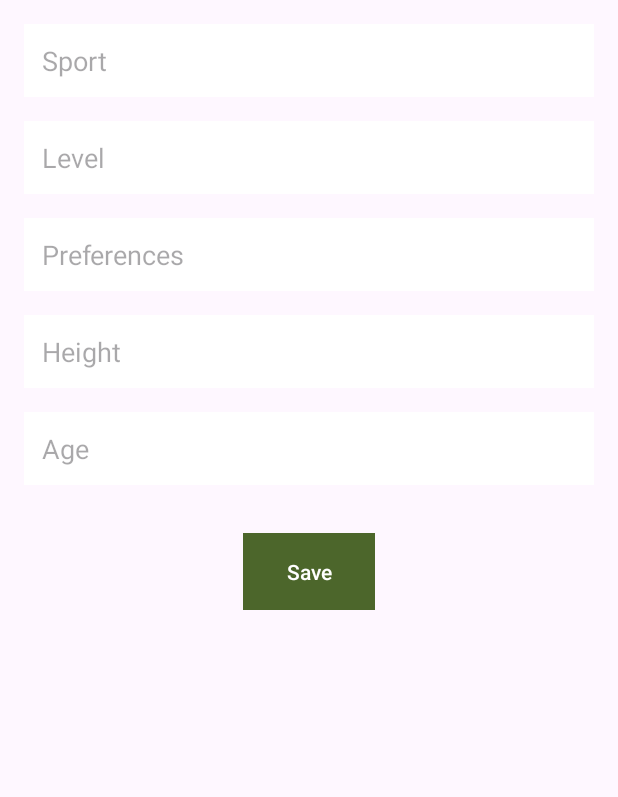
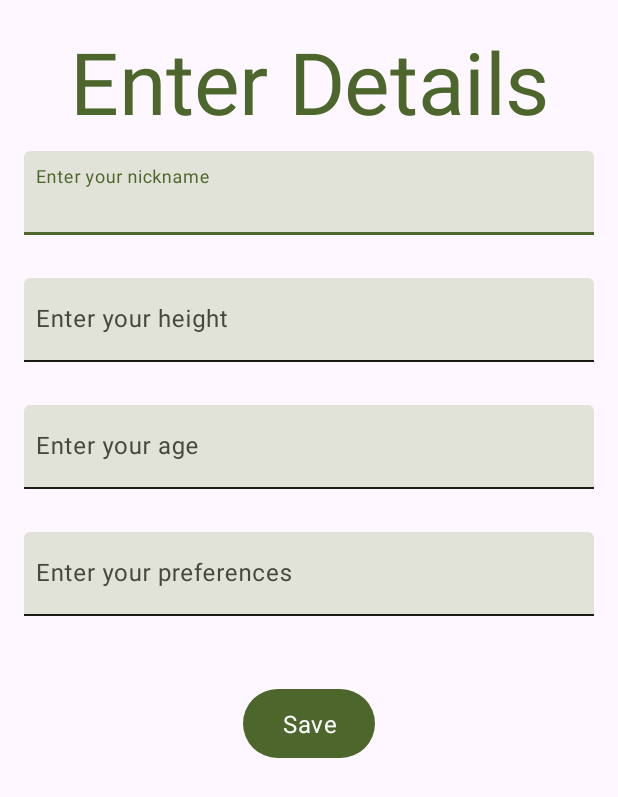
Before and after one commit to iyarlevi/PlayShare, an Android app: the SettingsActivity screen opened directly, with no data from a screen before it, on a phone screen of 412 x 824 dp. Shown: the top 797 px of the screen. Run offline under Robolectric (Android 15) with nearby library versions, the phone set to English and light mode, and no system bars; our stand-ins replace Firebase (no records; nobody signed in at launch, a user with empty details on screens opened directly).

Commit message:
creating functionality for saving user's settings and fix bug in creating game section

```diff
--- a/app/src/main/java/com/example/playshare/Components/ProgressDialog.java
+++ b/app/src/main/java/com/example/playshare/Components/ProgressDialog.java
@@ -7,17 +7,23 @@ import android.view.Window;
 import android.view.WindowManager;
 import android.widget.TextView;
 
+import androidx.annotation.ColorRes;
+
 import com.example.playshare.R;
 
 public class ProgressDialog extends Dialog {
     private final TextView progressText;
 
     public ProgressDialog(Context context) {
+        this(context, R.color.colorPrimary);
+    }
+
+    public ProgressDialog(Context context, @ColorRes int backgroundColor) {
         super(context);
         requestWindowFeature(Window.FEATURE_NO_TITLE);
         setContentView(R.layout.progress_dialog);
         if (getWindow() != null) {
-            getWindow().setBackgroundDrawable(new ColorDrawable(context.getColor(R.color.colorPrimary)));
+            getWindow().setBackgroundDrawable(new ColorDrawable(context.getColor(backgroundColor)));
             getWindow().setLayout(WindowManager.LayoutParams.MATCH_PARENT, WindowManager.LayoutParams.MATCH_PARENT);
         }
 
--- a/app/src/main/java/com/example/playshare/Data/Enums/GameLayoutEnum.java
+++ b/app/src/main/java/com/example/playshare/Data/Enums/GameLayoutEnum.java
@@ -15,4 +15,10 @@ public enum GameLayoutEnum {
     public String getTitle() {
         return _title;
     }
+
+    public static GameLayoutEnum getEnum(String value) {
+        for (GameLayoutEnum v : values())
+            if (v.getTitle().equalsIgnoreCase(value)) return v;
+        throw new IllegalArgumentException();
+    }
 }
--- a/app/src/main/java/com/example/playshare/MapActivity.java
+++ b/app/src/main/java/com/example/playshare/MapActivity.java
@@ -194,7 +194,6 @@ public class MapActivity extends FragmentActivity implements
             intent.putExtra("lat", latLng.latitude);
             intent.putExtra("lng", latLng.longitude);
             startActivity(intent);
-            finish();
         });
         builder.setNegativeButton("No", (dialog, which) -> {
             dialog.dismiss();
--- a/app/src/main/java/com/example/playshare/SettingsActivity.java
+++ b/app/src/main/java/com/example/playshare/SettingsActivity.java
@@ -1,66 +1,129 @@
 package com.example.playshare;
 
-import android.content.SharedPreferences;
+import android.content.Intent;
 import android.os.Bundle;
+import android.util.Log;
 import android.widget.Button;
 import android.widget.EditText;
+import android.widget.Toast;
 
 import androidx.appcompat.app.AppCompatActivity;
 
+import com.example.playshare.Components.ProgressDialog;
+import com.example.playshare.Connectors.FireStoreConnector;
+import com.example.playshare.Connectors.FirebaseConnector;
+import com.example.playshare.Data.Enums.CollectionsEnum;
+import com.example.playshare.Data.Models.UserModel;
+
+import java.util.ArrayList;
+import java.util.Arrays;
+
 public class SettingsActivity extends AppCompatActivity {
 
-    private EditText sportEditText, levelEditText, preferencesEditText;
-    private EditText heightEditText, ageEditText;
-    private Button saveButton;
+    private EditText heightEditText, ageEditText, nicknameEditText;
+    private EditText preferencesEditText;
+    private ProgressDialog progressDialog;
+    private final FireStoreConnector database = FireStoreConnector.getInstance();
 
     @Override
     protected void onCreate(Bundle savedInstanceState) {
         super.onCreate(savedInstanceState);
         setContentView(R.layout.activity_settings);
+        progressDialog = new ProgressDialog(this);
+        progressDialog.show();
 
-        sportEditText = findViewById(R.id.sportEditText);
-        levelEditText = findViewById(R.id.levelEditText);
+        nicknameEditText = findViewById(R.id.nicknameEditText);
         preferencesEditText = findViewById(R.id.preferencesEditText);
         heightEditText = findViewById(R.id.heightEditText);
         ageEditText = findViewById(R.id.ageEditText);
-        saveButton = findViewById(R.id.saveButton);
+        Button saveButton = findViewById(R.id.saveButton);
 
         // Load saved settings if needed
         loadSavedSettings();
 
         saveButton.setOnClickListener(v -> saveSettings());
+
     }
 
     private void loadSavedSettings() {
-        SharedPreferences preferences = getSharedPreferences("user_settings", MODE_PRIVATE);
-        String sport = preferences.getString("sport", "");
-        String level = preferences.getString("level", "");
-        String preferencesText = preferences.getString("preferences", "");
-        String height = preferences.getString("height", "");
-        String age = preferences.getString("age", "");
+        database.getDocument(
+                CollectionsEnum.USERS.getCollectionName(),
+                FirebaseConnector.getCurrentUser().getUid(),
+                document -> {
+                    Object objectHolder = document.get("nickname");
+                    String nickname = (objectHolder != null) ? objectHolder.toString() : "";
+                    nicknameEditText.setText(nickname);
 
-        sportEditText.setText(sport);
-        levelEditText.setText(level);
-        preferencesEditText.setText(preferencesText);
-        heightEditText.setText(height);
-        ageEditText.setText(age);
+                    objectHolder = document.get("preferences");
+                    String preferences = (objectHolder != null) ? objectHolder.toString() : "";
+                    preferencesEditText.setText(preferences);
+
+                    objectHolder = document.get("height");
+                    String height = (objectHolder != null) ? objectHolder.toString() : "";
+                    heightEditText.setText(height);
+
+                    objectHolder = document.get("age");
+                    String age = (objectHolder != null) ? objectHolder.toString() : "";
+                    ageEditText.setText(age);
+
+                    progressDialog.dismiss();
+                },
+                e -> {
+                    progressDialog.dismiss();
+                    Toast.makeText(this, "Failed to load previous settings", Toast.LENGTH_SHORT).show();
+                }
+        );
     }
 
     private void saveSettings() {
-        String sport = sportEditText.getText().toString().trim();
-        String level = levelEditText.getText().toString().trim();
-        String preferencesText = preferencesEditText.getText().toString().trim();
-        String height = heightEditText.getText().toString().trim();
-        String age = ageEditText.getText().toString().trim();
+        if (nicknameEditText.getText().toString().isEmpty()) {
+            nicknameEditText.setError("Nickname is required");
+            Toast.makeText(this, "Please enter nickname", Toast.LENGTH_SHORT).show();
+            return;
+        }
+        progressDialog.show();
 
-        SharedPreferences.Editor editor = getSharedPreferences("user_settings", MODE_PRIVATE).edit();
-        editor.putString("sport", sport);
-        editor.putString("level", level);
-        editor.putString("preferences", preferencesText);
-        editor.putString("height", height);
-        editor.putString("age", age);
-        editor.apply();
+        // extract user data from the form
+        int age = (ageEditText.getText().toString().isEmpty()) ? -1 : Integer.parseInt(ageEditText.getText().toString());
+        if (age > 120) {
+            age = -1;
+        }
 
-        finish();
+        double height = (heightEditText.getText().toString().isEmpty()) ? -1 : Double.parseDouble(heightEditText.getText().toString());
+        if (height > 3) {
+            height = -1;
+        }
+
+        ArrayList<String> preferences;
+        if (preferencesEditText.getText().toString().isEmpty()) {
+            preferences = null;
+        } else {
+            preferences = new ArrayList<>(Arrays.asList(preferencesEditText.getText().toString().split(",")));
+        }
+
+        UserModel user = new UserModel(
+                age,
+                height,
+                nicknameEditText.getText().toString(),
+                null,
+                preferences
+        );
+
+        database.addDocumentWithCustomId(
+                CollectionsEnum.USERS.getCollectionName(),
+                FirebaseConnector.getCurrentUser().getUid(),
+                user.MappingForFirebase(),
+                aVoid -> {
+                    progressDialog.dismiss();
+                    Intent intent = new Intent(this, MainActivity.class);
+                    startActivity(intent);
+                    finish();
+                },
+                e -> {
+                    progressDialog.dismiss();
+                    Toast.makeText(this, "Failed to save settings", Toast.LENGTH_SHORT).show();
+                    Log.d("SettingsActivity", ">>> saveSettings: " + e.getMessage());
+                }
+        );
     }
 }
--- a/app/src/main/res/layout/activity_settings.xml
+++ b/app/src/main/res/layout/activity_settings.xml
@@ -1,72 +1,119 @@
 <?xml version="1.0" encoding="utf-8"?>
-<LinearLayout xmlns:android="http://schemas.android.com/apk/res/android"
+<ScrollView xmlns:android="http://schemas.android.com/apk/res/android"
+    xmlns:app="http://schemas.android.com/apk/res-auto"
     android:layout_width="match_parent"
     android:layout_height="match_parent"
     android:orientation="vertical"
     android:padding="16dp">
 
-    <EditText
-        android:id="@+id/sportEditText"
+    <LinearLayout
         android:layout_width="match_parent"
         android:layout_height="wrap_content"
-        android:hint="Sport"
-        android:inputType="text"
-        android:padding="12dp"
-        android:background="@android:color/white"
-        android:layout_marginBottom="16dp" />
+        android:orientation="vertical">
 
-    <EditText
-        android:id="@+id/levelEditText"
+        <TextView
+            android:id="@+id/textView"
+            style="@style/TextAppearance.Material3.DisplayLarge"
             android:layout_width="match_parent"
             android:layout_height="wrap_content"
-        android:hint="Level"
-        android:inputType="text"
-        android:padding="12dp"
-        android:background="@android:color/white"
-        android:layout_marginBottom="16dp" />
+            android:layout_marginBottom="@dimen/margin_regular_medium"
+            android:gravity="center"
+            android:text="Enter Details"
+            android:textColor="@color/colorPrimary" />
 
-    <EditText
+
+        <com.google.android.material.textfield.TextInputLayout
+            style="?attr/textInputFilledStyle"
+            android:layout_width="match_parent"
+            android:layout_height="wrap_content"
+            app:errorEnabled="true"
+            app:errorIconDrawable="@drawable/ic_error">
+
+            <com.google.android.material.textfield.TextInputEditText
+                android:id="@+id/nicknameEditText"
+                android:layout_width="match_parent"
+                android:layout_height="wrap_content"
+                android:layout_marginBottom="@dimen/margin_regular_medium"
+                android:hint="@string/nickname_input_hint"
+                android:imeOptions="actionNext"
+                android:inputType="textEmailAddress"
+                android:minHeight="@dimen/height_text_medium"
+                android:paddingStart="@dimen/margin_regular_medium"
+                android:paddingEnd="@dimen/margin_regular_medium" />
+        </com.google.android.material.textfield.TextInputLayout>
+
+        <com.google.android.material.textfield.TextInputLayout
+            style="?attr/textInputFilledStyle"
+            android:layout_width="match_parent"
+            android:layout_height="wrap_content"
+            app:errorEnabled="true"
+            app:errorIconDrawable="@drawable/ic_error">
+
+            <com.google.android.material.textfield.TextInputEditText
+                android:id="@+id/heightEditText"
+                android:layout_width="match_parent"
+                android:layout_height="wrap_content"
+                android:layout_marginBottom="@dimen/margin_regular_medium"
+                android:hint="Enter your height"
+                android:imeOptions="actionNext"
+                android:inputType="numberDecimal"
+                android:minHeight="@dimen/height_text_medium"
+                android:paddingStart="@dimen/margin_regular_medium"
+                android:paddingEnd="@dimen/margin_regular_medium" />
+        </com.google.android.material.textfield.TextInputLayout>
+
+        <com.google.android.material.textfield.TextInputLayout
+            style="?attr/textInputFilledStyle"
+            android:layout_width="match_parent"
+            android:layout_height="wrap_content"
+            app:errorEnabled="true"
+            app:errorIconDrawable="@drawable/ic_error">
+
+            <com.google.android.material.textfield.TextInputEditText
+                android:id="@+id/ageEditText"
+                android:layout_width="match_parent"
+                android:layout_height="wrap_content"
+                android:layout_marginBottom="@dimen/margin_regular_medium"
+                android:hint="Enter your age"
+                android:imeOptions="actionNext"
+                android:inputType="number"
+                android:minHeight="@dimen/height_text_medium"
+                android:paddingStart="@dimen/margin_regular_medium"
+                android:paddingEnd="@dimen/margin_regular_medium" />
+        </com.google.android.material.textfield.TextInputLayout>
+
+        <com.google.android.material.textfield.TextInputLayout
+            style="?attr/textInputFilledStyle"
+            android:layout_width="match_parent"
+            android:layout_height="wrap_content"
+            app:errorEnabled="true"
+            app:errorIconDrawable="@drawable/ic_warning">
+
+            <com.google.android.material.textfield.TextInputEditText
                 android:id="@+id/preferencesEditText"
                 android:layout_width="match_parent"
                 android:layout_height="wrap_content"
-        android:hint="Preferences"
+                android:layout_marginBottom="@dimen/margin_regular_medium"
+                android:hint="Enter your preferences"
+                android:imeOptions="actionNext"
                 android:inputType="text"
-        android:padding="12dp"
-        android:background="@android:color/white"
-        android:layout_marginBottom="16dp" />
-
-    <EditText
-        android:id="@+id/heightEditText"
-        android:layout_width="match_parent"
-        android:layout_height="wrap_content"
-        android:hint="Height"
-        android:inputType="numberDecimal"
-        android:padding="12dp"
-        android:background="@android:color/white"
-        android:layout_marginBottom="16dp" />
-
-    <EditText
-        android:id="@+id/ageEditText"
-        android:layout_width="match_parent"
-        android:layout_height="wrap_content"
-        android:hint="Age"
-        android:inputType="number"
-        android:padding="12dp"
-        android:background="@android:color/white"
-        android:layout_marginBottom="16dp" />
+                android:minHeight="@dimen/height_text_medium"
+                android:paddingStart="@dimen/margin_regular_medium"
+                android:paddingEnd="@dimen/margin_regular_medium" />
+        </com.google.android.material.textfield.TextInputLayout>
 
         <Button
             android:id="@+id/saveButton"
+            style="@style/TextAppearance.Material3.BodyLarge"
             android:layout_width="wrap_content"
             android:layout_height="wrap_content"
             android:layout_gravity="center"
+            android:layout_marginTop="16dp"
+            android:paddingStart="24dp"
+            android:paddingTop="12dp"
+            android:paddingEnd="24dp"
+            android:paddingBottom="12dp"
             android:text="Save"
-        android:paddingStart="24dp"
-        android:paddingEnd="24dp"
-        android:paddingTop="12dp"
-        android:paddingBottom="12dp"
-        android:textColor="@android:color/white"
-        android:background="@color/colorPrimary"
-        android:layout_marginTop="16dp" />
-
+            android:textColor="@android:color/white" />
     </LinearLayout>
+</ScrollView>
--- a/app/src/main/res/layout/progress_dialog.xml
+++ b/app/src/main/res/layout/progress_dialog.xml
@@ -8,7 +8,7 @@
     <View
         android:layout_width="match_parent"
         android:layout_height="match_parent"
-        android:background="@color/colorPrimary"
+        android:background="@android:color/transparent"
         android:alpha="0.5" />
 
     <!-- Progress bar and text -->
--- a/app/src/main/res/values-night/themes.xml
+++ b/app/src/main/res/values-night/themes.xml
@@ -1,4 +1,4 @@
-<resources xmlns:tools="http://schemas.android.com/tools">
+<resources>
     <!-- Base application theme. -->
     <style name="Base.Theme.PlayShare" parent="Theme.Material3.DayNight.NoActionBar">
         <item name="colorPrimary">@color/colorPrimary</item>
```
Also changed, not shown: app/src/main/java/com/example/playshare/Data/Models/UserModel.java (+13 -2 lines), app/src/main/java/com/example/playshare/NewGameActivity.java (+6 -2 lines). Lines whose indentation alone changed are shown as unchanged.
